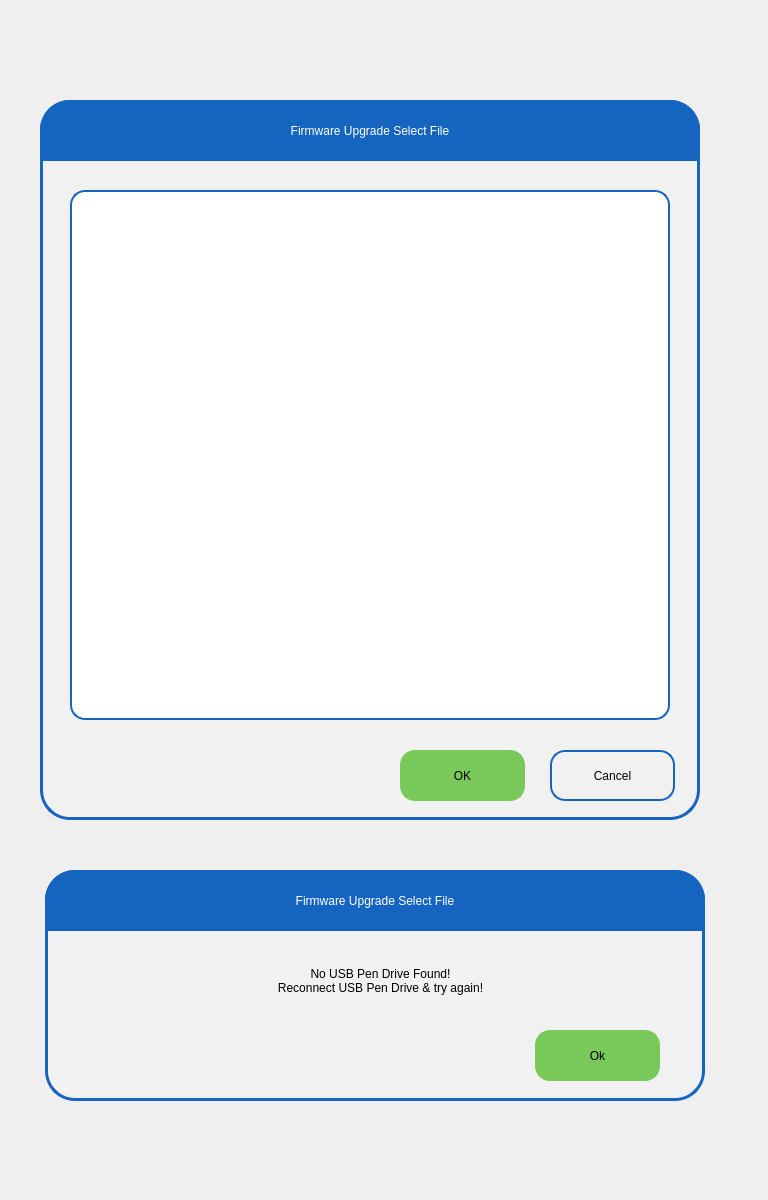
Old version of the form pApp-22-June-2021/sfileselect.ui in the repository ChandraMVE/PSSC_QT_Development.
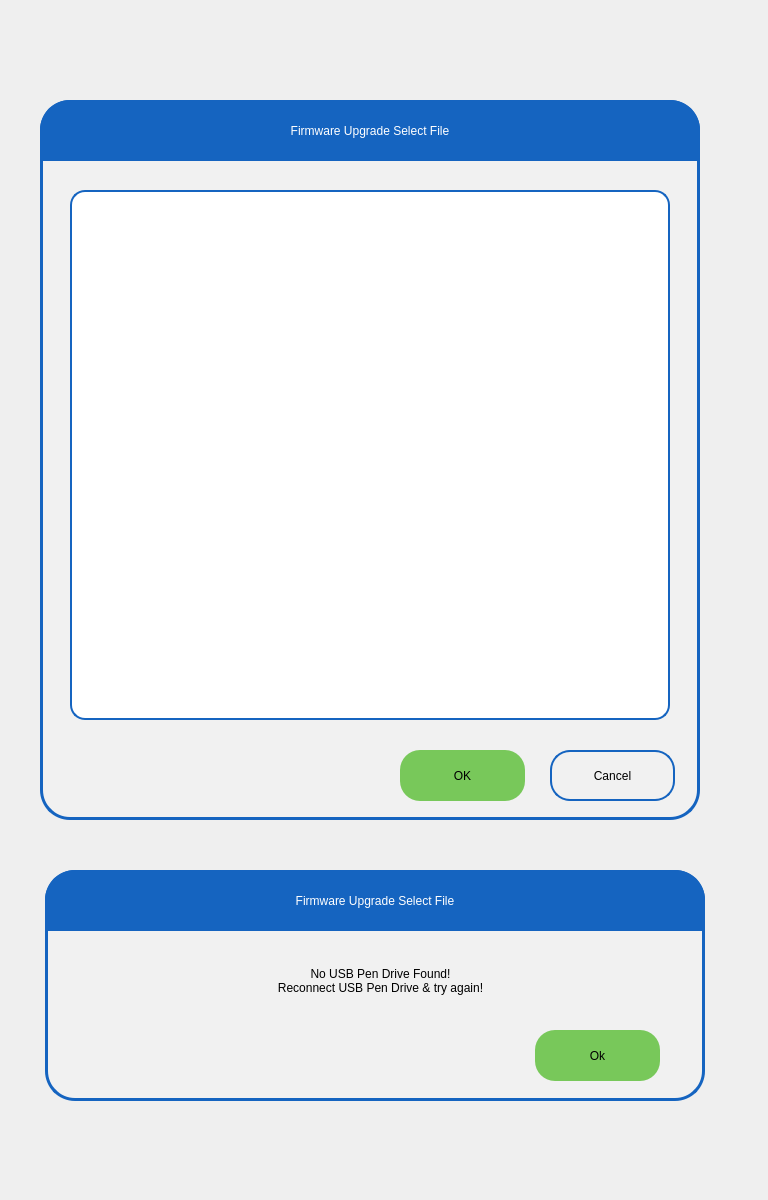
New version of the form. Icons and pictures are not drawn.

The edit to the form file:
```diff
--- a/pApp-22-June-2021/sfileselect.ui
+++ b/pApp-22-June-2021/sfileselect.ui
@@ -84,21 +84,25 @@
     <property name="styleSheet">
      <string notr="true">QPushButton{
 background-color: rgb(120, 200, 90);
-border-width: 2px;
+/*border-width: 2px;
 border-color: rgb(120, 200, 90);
-border-style: solid;
-border-radius: 15;
+border-style: solid;*/
+border-radius: 20;
+    border: none;
+    outline: none;
 color: rgb(0, 0, 0);
-font: 75 18pt &quot;Roboto Medium&quot;;
+font: 100 18pt &quot;Roboto Medium&quot;;
 }
 QPushButton:disabled { 
-background-color: rgb(190, 190, 190);
-border-width: 2px;
-border-color: rgb(190, 190, 190);
-border-style: solid;
-border-radius: 15;
+background-color: rgb(190, 190, 190);;
+/*border-width: 2px;
+border-color: rgb(190, 190, 190);;
+border-style: solid;*/
+border-radius: 20;
+    border: none;
+    outline: none;
 color: rgb(0, 0, 0);
-font: 75 18pt &quot;Roboto Medium&quot;;
+font: 100 18pt &quot;Roboto Medium&quot;;
 }
 QPushButton:pressed {
 background-color: rgb(24, 163, 3);
@@ -111,21 +115,25 @@
 }
 QPushButton:down {
 background-color: rgb(24, 163, 3);
-border-width: 2px;
+/*border-width: 2px;
 border-color: rgb(24, 163, 3);
-border-style: solid;
-border-radius: 15;
+border-style: solid;*/
+border-radius: 20;
+    border: none;
+    outline: none;
 color: rgb(0, 0, 0);
-font: 75 18pt &quot;Roboto Medium&quot;;
+font: 100 18pt &quot;Roboto Medium&quot;;
 }
 QPushButton:default {
 background-color: rgb(241, 241, 241);
-border-width: 2px;
+/*border-width: 2px;
 border-color: rgb(241, 241, 241);
-border-style: solid;
-border-radius: 15;
+border-style: solid;*/
+border-radius: 20;
+    border: none;
+    outline: none;
 color: rgb(0, 0, 0);
-font: 75 18pt &quot;Roboto Medium&quot;;
+font: 100 18pt &quot;Roboto Medium&quot;;
 }
 </string>
     </property>
@@ -151,7 +159,7 @@
 border-width: 2px;
 border-color: rgb(21, 100, 192);
 border-style: solid;
-border-radius: 15;
+border-radius: 20;
 color: rgb(0, 0, 0);
 font: 75 18pt &quot;Roboto Medium&quot;;
 }
@@ -160,7 +168,7 @@
 border-width: 2px;
 border-color: rgb(127, 143, 127);
 border-style: solid;
-border-radius: 15;
+border-radius: 20;
 color: rgb(0, 0, 0);
 font: 75 18pt &quot;Roboto Medium&quot;;
 }
@@ -178,7 +186,7 @@
 border-width: 2px;
 border-color: rgb(24, 163, 3);
 border-style: solid;
-border-radius: 15;
+border-radius: 20;
 color: rgb(0, 0, 0);
 font: 75 18pt &quot;Roboto Medium&quot;;
 }
@@ -187,7 +195,7 @@
 border-width: 2px;
 border-color: rgb(21, 100, 192);
 border-style: solid;
-border-radius: 15;
+border-radius: 20;
 color: rgb(0, 0, 0);
 font: 75 18pt &quot;Roboto Medium&quot;;
 }
@@ -397,21 +405,25 @@
     <property name="styleSheet">
      <string notr="true">QPushButton{
 background-color: rgb(120, 200, 90);
-border-width: 2px;
+/*border-width: 2px;
 border-color: rgb(120, 200, 90);
-border-style: solid;
-border-radius: 15;
+border-style: solid;*/
+border-radius: 20;
+    border: none;
+    outline: none;
 color: rgb(0, 0, 0);
-font: 75 18pt &quot;Roboto Medium&quot;;
+font: 100 18pt &quot;Roboto Medium&quot;;
 }
 QPushButton:disabled { 
-background-color: rgb(190, 190, 190);
-border-width: 2px;
-border-color: rgb(190, 190, 190);
-border-style: solid;
-border-radius: 15;
+background-color: rgb(190, 190, 190);;
+/*border-width: 2px;
+border-color: rgb(190, 190, 190);;
+border-style: solid;*/
+border-radius: 20;
+    border: none;
+    outline: none;
 color: rgb(0, 0, 0);
-font: 75 18pt &quot;Roboto Medium&quot;;
+font: 100 18pt &quot;Roboto Medium&quot;;
 }
 QPushButton:pressed {
 background-color: rgb(24, 163, 3);
@@ -424,21 +436,25 @@
 }
 QPushButton:down {
 background-color: rgb(24, 163, 3);
-border-width: 2px;
+/*border-width: 2px;
 border-color: rgb(24, 163, 3);
-border-style: solid;
-border-radius: 15;
+border-style: solid;*/
+border-radius: 20;
+    border: none;
+    outline: none;
 color: rgb(0, 0, 0);
-font: 75 18pt &quot;Roboto Medium&quot;;
+font: 100 18pt &quot;Roboto Medium&quot;;
 }
 QPushButton:default {
 background-color: rgb(241, 241, 241);
-border-width: 2px;
+/*border-width: 2px;
 border-color: rgb(241, 241, 241);
-border-style: solid;
-border-radius: 15;
+border-style: solid;*/
+border-radius: 20;
+    border: none;
+    outline: none;
 color: rgb(0, 0, 0);
-font: 75 18pt &quot;Roboto Medium&quot;;
+font: 100 18pt &quot;Roboto Medium&quot;;
 }
 </string>
     </property>
```
Left out of the diff: 22 changed lines with no effect on the pictures.
